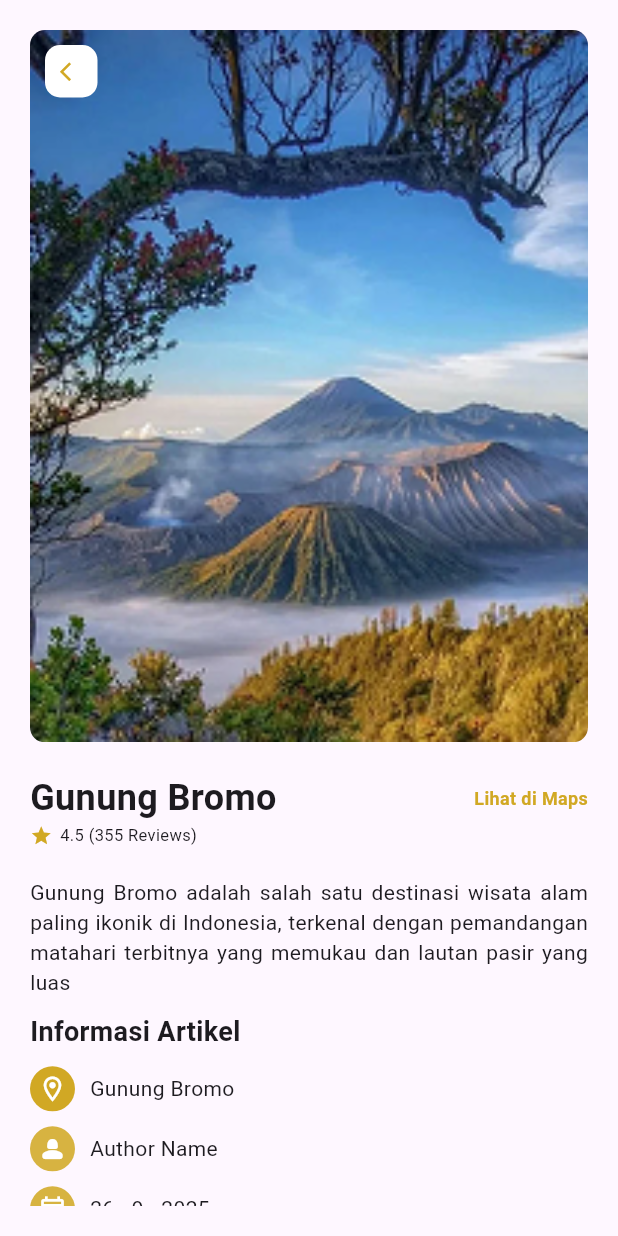
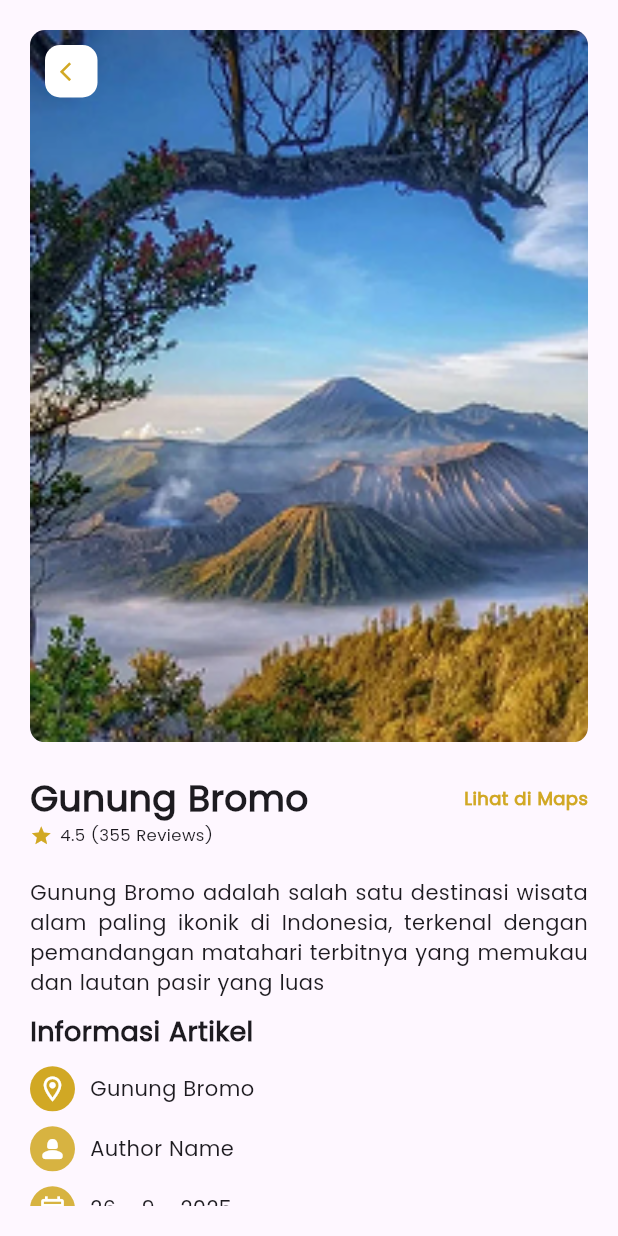
Before and after one commit to aureliazahra/uuk-sems3-finale, a Flutter app: the screen it shows after launch, on a phone screen of 412 x 824 dp. Run offline on Flutter 3.47's test engine with Material 3 defaults, Android fonts, the phone set to English and light mode, and no system bars; our stand-ins replace shared_preferences.

Commit message:
just change the font

```diff
--- a/lib/main.dart
+++ b/lib/main.dart
@@ -14,6 +14,9 @@ class MyApp extends StatelessWidget {
     return MaterialApp(
       title: 'Jelajah Nusantara',
       home: DetailScreen(),
+      theme: ThemeData(
+        fontFamily: 'Poppins'
+      ),
       debugShowCheckedModeBanner: false,
     );
   }
--- a/pubspec.yaml
+++ b/pubspec.yaml
@@ -79,6 +79,9 @@ flutter:
   - family: NicoMoji
     fonts:
       - asset: assets/fonts/NicoMoji-Regular.ttf
+  - family: Poppins
+    fonts:
+      - asset: assets/fonts/Poppins-Regular.ttf
   #       - asset: fonts/Schyler-Italic.ttf
   #         style: italic
   #   - family: Trajan Pro
```
